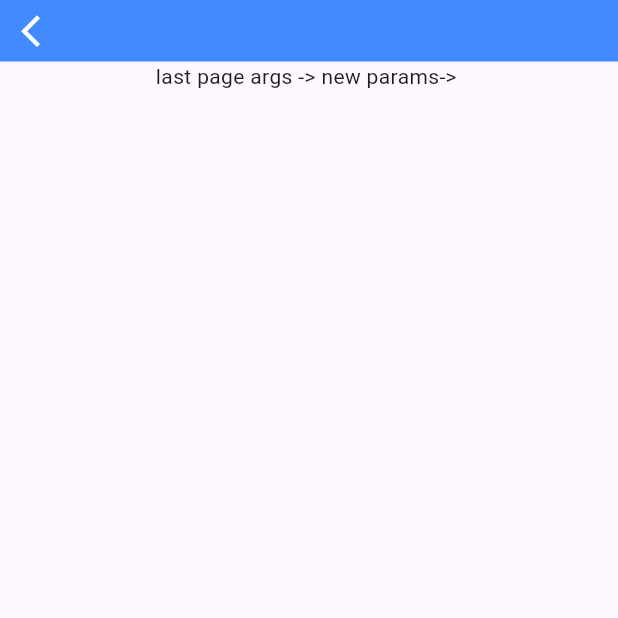
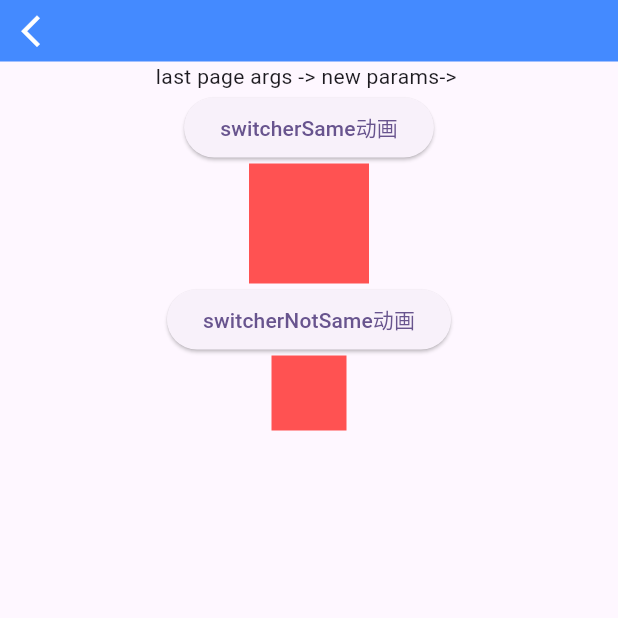
Before and after one commit to gangoogle/flutter_base_project, a Flutter app: the screen it shows after launch, after a tap on "jump to setting page", on a phone screen of 412 x 824 dp, the top half of it. Run offline on Flutter 3.47's test engine with Material 3 defaults, Android fonts, the phone set to English and light mode, and no system bars; our stand-ins replace dio, flutter_svg, get, shared_preferences.

Commit message:
commit data

```diff
--- a/lib/main.dart
+++ b/lib/main.dart
@@ -1,6 +1,7 @@
 import 'package:first_project/api/api_ext.dart';
 import 'package:first_project/network/dio_api.dart';
 import 'package:first_project/ui/home/home_view.dart';
+import 'package:first_project/ui/list/list_view.dart';
 import 'package:first_project/ui/login/login_view.dart';
 import 'package:first_project/ui/main/main_home_view.dart';
 import 'package:first_project/ui/me/me_view.dart';
@@ -94,6 +95,7 @@ class GetRouteConfig {
   static const String ME = "/me";
   static const String SETTING = "/setting";
   static const String LOGIN = "/login";
+  static const String LIST = "/list";
 
   static List<GetPage> getPages() {
     return [
@@ -104,7 +106,8 @@ class GetRouteConfig {
       GetPage(name: HOME, page: () => HomePage()),
       GetPage(name: SETTING, page: () => SettingPage()),
       GetPage(name: ME, page: () => MePage()),
-      GetPage(name: LOGIN, page: () => LoginPage())
+      GetPage(name: LOGIN, page: () => LoginPage()),
+      GetPage(name: LIST, page: () => ListPage())
     ];
   }
 }
--- a/lib/ui/common/status_bar_padding.dart
+++ b/lib/ui/common/status_bar_padding.dart
@@ -2,8 +2,8 @@ import 'package:flutter/material.dart';
 
 ///状态栏Padding
 class StatusBarPaddingView extends StatefulWidget {
-  StatusBarPaddingView({Key? key, this.color = Colors.transparent})
-      : super(key: key);
+  StatusBarPaddingView({super.key, this.color = Colors.transparent});
+
   late Color color;
 
   @override
--- a/lib/ui/home/home_view.dart
+++ b/lib/ui/home/home_view.dart
@@ -9,6 +9,7 @@ import 'home_logic.dart';
 
 class HomePage extends StatelessWidget {
   HomePage({super.key});
+
   final logic = Get.put(HomePageLogic());
   final state = Get.find<HomePageLogic>().state;
 
@@ -27,6 +28,8 @@ class HomePage extends StatelessWidget {
           Expanded(
             flex: 1,
             child: SingleChildScrollView(
+              child: Padding(
+                padding: const EdgeInsets.all(8.0),
                 child: Column(
                   children: [
                     ElevatedButton(onPressed: () async {
@@ -36,12 +39,16 @@ class HomePage extends StatelessWidget {
                           result as Map<String, String>;
                       state.argsText.value = newResult["key"] ?? "xx";
                     }, child: Obx(() {
-                    return Text("jump to setting page ${state.argsText.value}");
+                      return Text(
+                          "jump to setting page ${state.argsText.value}");
                     })),
                     ElevatedButton(
                         onPressed: () => Get.toNamed(GetRouteConfig.LOGIN,
                             arguments: {'login'}),
                         child: const Text("登录页面")),
+                    ElevatedButton(
+                        onPressed: () => Get.toNamed(GetRouteConfig.LIST),
+                        child: Text("gridViewPage")),
                     Obx(() => ElevatedButton(
                         onPressed: () => logic.addCountObs(),
                         child: Text(state.count.toString()))),
@@ -102,7 +109,9 @@ class HomePage extends StatelessWidget {
                     _autoFillParentDivider(),
                     _cardUI(),
                     _visibleAnim(),
+                    _visibleAnim(),
                   ],
+                ),
               ),
             ),
           ),
@@ -139,6 +148,14 @@ class HomePage extends StatelessWidget {
               color:
                   state.buttonVisible.value ? Colors.green : Colors.blueAccent,
               width: state.buttonVisible.value ? 50 : 100,
+              height: state.buttonVisible.value ? 50 : 100,
+            ),
+            AnimatedContainer(
+              duration: Duration(milliseconds: 1000),
+              color: state.buttonVisible.value
+                  ? Colors.deepOrangeAccent
+                  : Colors.purple,
+              width: state.buttonVisible.value ? 100 : 50,
               height: state.buttonVisible.value ? 50 : 100,
             ),
           ],
--- a/lib/ui/me/me_logic.dart
+++ b/lib/ui/me/me_logic.dart
@@ -16,9 +16,4 @@ class MeLogic extends GetxController {
     state.test--;
     update();
   }
-
-  void addListWords() {
-    state.gridViewList.add(ItemData(generateRandomString(5), getRandomColor()));
-    update();
-  }
 }
--- a/lib/ui/me/me_state.dart
+++ b/lib/ui/me/me_state.dart
@@ -4,11 +4,6 @@ import 'package:get/get.dart';
 
 class MeState {
   var test = 100;
-  var gridViewList = [
-    ItemData("hello", getRandomColor()),
-    ItemData("world", getRandomColor()),
-    ItemData("java", getRandomColor())
-  ];
 
   MeState() {
     ///Initialize variables
--- a/lib/ui/me/me_view.dart
+++ b/lib/ui/me/me_view.dart
@@ -1,7 +1,5 @@
-import 'dart:math';
 import 'package:first_project/api/api_ext.dart';
 import 'package:first_project/api/widget_ext.dart';
-import 'package:first_project/data/bean/ItemData.dart';
 import 'package:flutter/material.dart';
 import 'package:get/get.dart';
 import '../common/space.dart';
@@ -28,20 +26,9 @@ class MePage extends StatelessWidget {
           flex: 1,
         ),
         Expanded(
-          child: Container(color: Colors.blueGrey, child: _buildGridView()),
+          child: Container(color: "#e8eaed".color, child: _buildGridView()),
           flex: 1,
         ),
-        ElevatedButton(
-            onPressed: () {
-              logic.addListWords();
-            },
-            child: Text("列表添加数据")),
-        GetBuilder<MeLogic>(builder: (logic) {
-          return Expanded(
-            child: Container(child: _buildListGridView(state.gridViewList)),
-            flex: 1,
-          );
-        })
       ]),
     );
   }
@@ -168,24 +155,9 @@ class MePage extends StatelessWidget {
 
   GridView _buildGridView() {
     return GridView.count(
-        crossAxisCount: 2,
+        crossAxisCount: 3,
         children: List.generate(100, (index) {
           return Center(child: Text("${index}"));
         }));
   }
-
-  GridView _buildListGridView(List<ItemData> list) {
-    return GridView.builder(
-        gridDelegate: SliverGridDelegateWithFixedCrossAxisCount(
-          crossAxisCount: 2,
-        ),
-        itemCount: list.length,
-        itemBuilder: (context, index) {
-          return Container(
-              padding: EdgeInsets.all(5),
-              margin: EdgeInsets.all(5),
-              color: list[index].bgColor,
-              child: Center(child: Text("${list[index].text}")));
-        });
-  }
 }
--- a/lib/ui/setting/setting_state.dart
+++ b/lib/ui/setting/setting_state.dart
@@ -1,4 +1,8 @@
+import 'package:get/get.dart';
+
 class SettingState {
   SettingState() {}
   var argsText = "";
+  var animSwitchButton = false.obs;
+  var animSwitchNotSameButton = false.obs;
 }
--- a/lib/ui/setting/setting_view.dart
+++ b/lib/ui/setting/setting_view.dart
@@ -5,12 +5,13 @@ import 'setting_logic.dart';
 
 /// 设置页面
 class SettingPage extends StatelessWidget {
-  const SettingPage({super.key});
+  SettingPage({super.key});
+
+  final logic = Get.put(SettingLogic());
+  final state = Get.find<SettingLogic>().state;
 
   @override
   Widget build(BuildContext context) {
-    final logic = Get.put(SettingLogic());
-    final state = Get.find<SettingLogic>().state;
     return Scaffold(
       body: Column(
         children: [
@@ -23,8 +24,72 @@ class SettingPage extends StatelessWidget {
           GetBuilder<SettingLogic>(builder: (logic) {
             return Text('last page args -> ${state.argsText}');
           }),
+          _switcherSameContainerAnim(),
+          _switcherNotSameContainerAnim()
         ],
       ),
     );
   }
+
+  Widget _switcherSameContainerAnim() {
+    return Column(
+      children: [
+        ElevatedButton(
+            onPressed: () {
+              state.animSwitchButton.value = !state.animSwitchButton.value;
+            },
+            child: Text("switcherSame动画")),
+        Obx(() {
+          return AnimatedSwitcher(
+            duration: Duration(milliseconds: 1000),
+            transitionBuilder: (child, animation) {
+              return FadeTransition(opacity: animation, child: child);
+            },
+            child: state.animSwitchButton.value
+                ? Container(
+                    key: const ValueKey('23'),
+                    width: 50,
+                    height: 50,
+                    color: Colors.green)
+                : Container(
+                    key: const ValueKey('33'),
+                    width: 80,
+                    height: 80,
+                    color: Colors.redAccent),
+          );
+        }),
+      ],
+    );
+  }
+
+  Widget _switcherNotSameContainerAnim() {
+    return Column(
+      children: [
+        ElevatedButton(
+            onPressed: () {
+              state.animSwitchNotSameButton.value =
+                  !state.animSwitchNotSameButton.value;
+            },
+            child: Text("switcherNotSame动画")),
+        Obx(() {
+          return AnimatedSwitcher(
+            duration: Duration(milliseconds: 1000),
+            transitionBuilder: (child, animation) {
+              return RotationTransition(
+                  turns: animation, alignment: Alignment.center, child: child);
+            },
+            child: state.animSwitchNotSameButton.value
+                ? Container(width: 50, height: 50, color: Colors.green)
+                : SizedBox(
+                    width: 50,
+                    height: 50,
+                    child: Container(
+                      color: Colors.redAccent,
+                    ),
+                  ),
+          );
+        })
+      ],
+    );
+  }
 }
```
Also changed, not shown: lib/ui/list/list_logic.dart (added, +31 -0 lines), lib/ui/list/list_state.dart (added, +7 -0 lines), lib/ui/list/list_view.dart (added, +54 -0 lines), 1 other file. Lines whose indentation alone changed are shown as unchanged.
